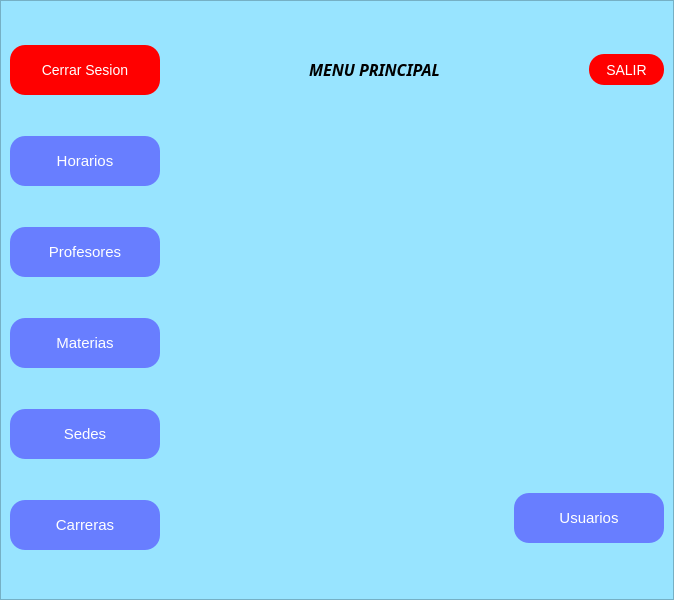
Old version of the form ui/menu.ui in the repository Reinaldito04/IUTA----HORARIOS.
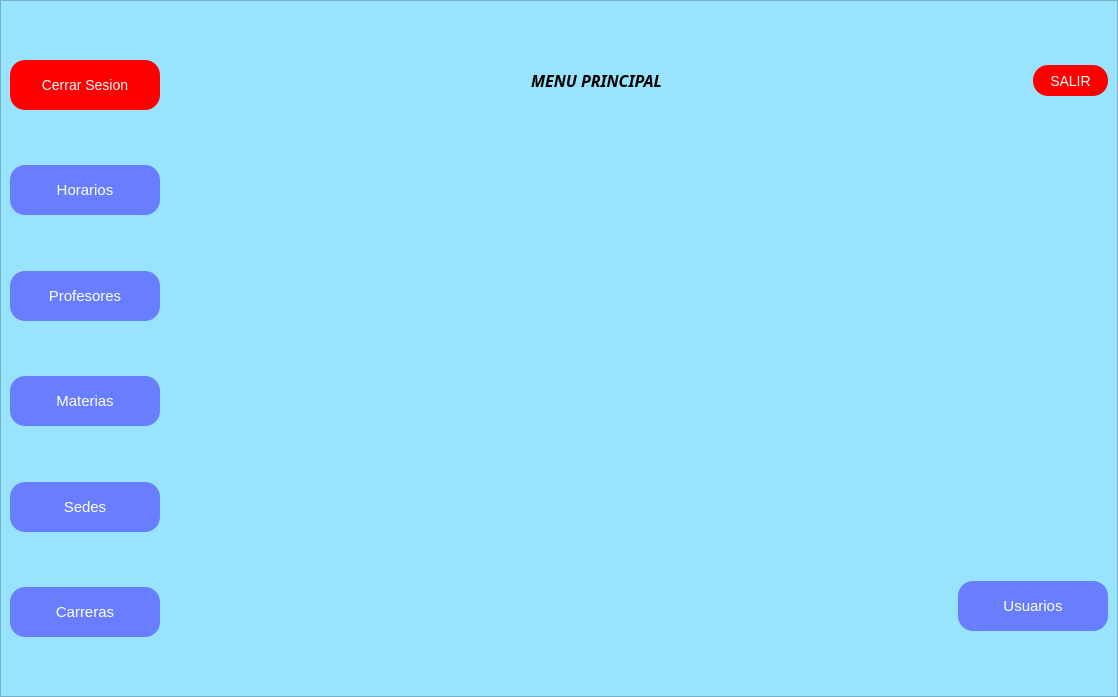
New version of the form. Icons and pictures are not drawn.

Commit message: crear ventana de menu para horarios ventana de sabatinos en el main agregue la funcion para añadir el nuevo menu hay fallas por corregir

```diff
--- a/ui/menu.ui
+++ b/ui/menu.ui
@@ -6,8 +6,8 @@
    <rect>
     <x>0</x>
     <y>0</y>
-    <width>674</width>
-    <height>600</height>
+    <width>1118</width>
+    <height>697</height>
    </rect>
   </property>
   <property name="windowTitle">
@@ -41,9 +41,7 @@
       <property name="frameShadow">
        <enum>QFrame::Raised</enum>
       </property>
-      <layout class="QVBoxLayout" name="verticalLayout_5">
-       <item>
-        <layout class="QHBoxLayout" name="horizontalLayout_4">
+      <layout class="QHBoxLayout" name="horizontalLayout_5">
          <item>
           <layout class="QVBoxLayout" name="verticalLayout">
            <item>
@@ -340,7 +338,7 @@
           </layout>
          </item>
          <item>
-          <layout class="QVBoxLayout" name="verticalLayout_4">
+        <layout class="QVBoxLayout" name="verticalLayout_3">
            <item>
             <layout class="QHBoxLayout" name="horizontalLayout_2">
              <item>
@@ -413,7 +411,20 @@
             </layout>
            </item>
            <item>
-            <layout class="QVBoxLayout" name="verticalLayout_3">
+          <layout class="QHBoxLayout" name="horizontalLayout_4">
+           <item>
+            <spacer name="horizontalSpacer_6">
+             <property name="orientation">
+              <enum>Qt::Horizontal</enum>
+             </property>
+             <property name="sizeHint" stdset="0">
+              <size>
+               <width>40</width>
+               <height>20</height>
+              </size>
+             </property>
+            </spacer>
+           </item>
              <item>
               <widget class="QLabel" name="text">
                <property name="minimumSize">
@@ -446,6 +457,21 @@
               </widget>
              </item>
              <item>
+            <spacer name="horizontalSpacer_7">
+             <property name="orientation">
+              <enum>Qt::Horizontal</enum>
+             </property>
+             <property name="sizeHint" stdset="0">
+              <size>
+               <width>40</width>
+               <height>20</height>
+              </size>
+             </property>
+            </spacer>
+           </item>
+          </layout>
+         </item>
+         <item>
               <layout class="QHBoxLayout" name="horizontalLayout_3">
                <item>
                 <spacer name="horizontalSpacer_4">
@@ -512,8 +538,6 @@
                </item>
               </layout>
              </item>
-            </layout>
-           </item>
            <item>
             <layout class="QHBoxLayout" name="horizontalLayout">
              <item>
@@ -563,8 +587,6 @@
                 </size>
                </property>
               </widget>
-             </item>
-            </layout>
            </item>
           </layout>
          </item>
```
Lines whose indentation alone changed are shown as unchanged. The commit also changes 1 other file.
